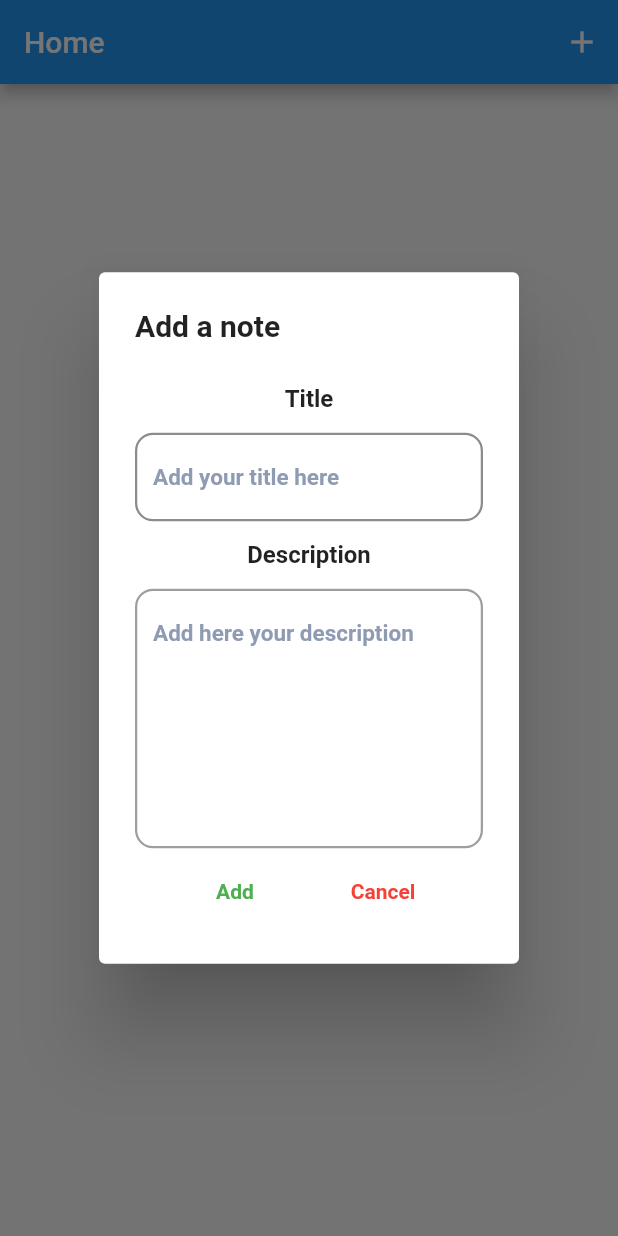
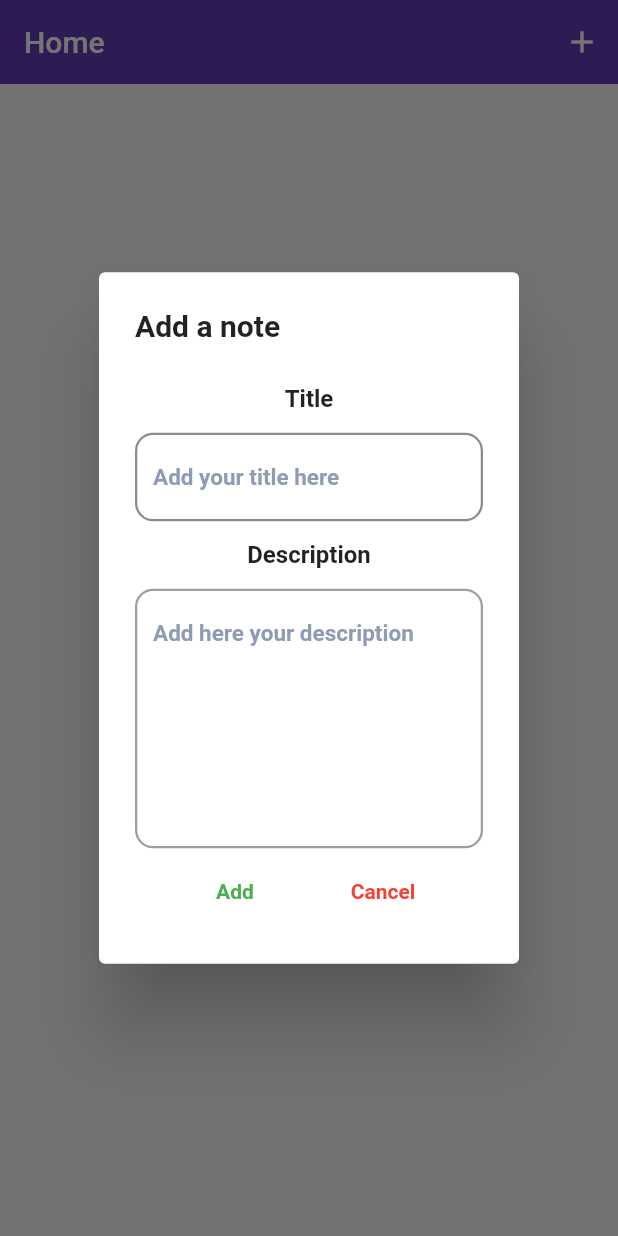
Before and after one commit to thescarx/Movie_info, a Flutter app: the screen it shows after launch, after a tap on the "add" icon, on a phone screen of 412 x 824 dp. Run offline on Flutter 3.47's test engine with Material 2 defaults, Android fonts, the phone set to English and light mode, and no system bars; our stand-ins replace audioplayers, flutter_easyloading, flutter_tts; Roboto replaces fonts that are missing (Tajawal).

```diff
--- /dev/null
+++ b/movie_infos/lib/Screens/splash.dart
@@ -0,0 +1,63 @@
+import 'package:flutter/material.dart';
+import 'package:movie_infos/home.dart';
+
+class SplashScreen extends StatefulWidget {
+  const SplashScreen({Key? key}) : super(key: key);
+
+  @override
+  State<SplashScreen> createState() => _SplashScreenState();
+}
+
+class _SplashScreenState extends State<SplashScreen> {
+
+  _load(){
+    Future.delayed(const Duration(seconds: 3), () {
+      Navigator.pushReplacement(context,MaterialPageRoute(builder:  (context) => const Home()));
+    });
+  }
+
+  @override
+  void initState() {
+    // TODO: implement initState
+    super.initState();
+    _load();
+  }
+  @override
+  Widget build(BuildContext context) {
+    return Scaffold(
+      body: Container(
+        color: Colors.white,
+        child: Center(
+          child: Column(
+            mainAxisAlignment: MainAxisAlignment.center,
+            crossAxisAlignment: CrossAxisAlignment.center,
+            children: [
+              Center(
+                child: Container(
+                  height: 200,
+                  width: 150,
+                  child: Image.asset(
+                    "assets/logo.png",
+                    fit: BoxFit.fill,
+                  ),
+                ),
+              ),
+              const SizedBox(
+                height: 20,
+              ),
+              const Center(
+                child: SizedBox(
+                  width: 20,
+                  height: 20,
+                  child: CircularProgressIndicator(
+                    color: Colors.deepPurple,
+                  ),
+                ),
+              ),
+            ],
+          ),
+        ),
+      ),
+    );
+  }
+}
--- a/movie_infos/lib/home.dart
+++ b/movie_infos/lib/home.dart
@@ -2,6 +2,7 @@ import 'package:flutter/material.dart';
 import 'package:flutter/src/widgets/framework.dart';
 import 'package:flutter/src/widgets/placeholder.dart';
 import 'package:flutter_easyloading/flutter_easyloading.dart';
+import 'package:movie_infos/Screens/itemScreen.dart';
 
 import 'Models/itemList.dart';
 
@@ -22,6 +23,8 @@ class _HomeState extends State<Home> {
     var size = MediaQuery.of(context).size;
     return Scaffold(
       appBar: AppBar(
+        backgroundColor: Colors.deepPurple,
+        elevation: 0,
         title: const Text('Home'),
         actions: [
           IconButton(
@@ -38,6 +41,7 @@ class _HomeState extends State<Home> {
                 children: const [
                   Icon(
                     Icons.note,
+                    color: Colors.deepPurple,
                     size: 100,
                   ),
                   Text(
@@ -51,8 +55,7 @@ class _HomeState extends State<Home> {
               itemCount: notes.length,
               itemBuilder: (context, index) => GestureDetector(
                     onTap: () {
-                      // Navigator.push(context, route)
-                    },
+                       Navigator.push(context,MaterialPageRoute(builder:  (context) =>  ItemScreen(note: notes[index],)));},
                     onDoubleTap: () {
                       titleController.text = notes[index].title;
                       descController.text = notes[index].description;
@@ -60,7 +63,7 @@ class _HomeState extends State<Home> {
                     },
                     onLongPress: () => showSupp(index),
                     child: Card(
-                      elevation: 5,
+                      elevation: 2,
                       child: SizedBox(
                         width: size.width * 0.9,
                         height: size.height * 0.15,
@@ -74,7 +77,7 @@ class _HomeState extends State<Home> {
                               height: 80,
                               child: ClipRRect(
                                 borderRadius: BorderRadius.circular(50),
-                                child: Image.asset('assets/logo.jpg'),
+                                child: Image.asset('assets/logo.png'),
                               ),
                             ),
                             const SizedBox(
@@ -83,6 +86,7 @@ class _HomeState extends State<Home> {
                             Expanded(
                               child: Column(
                                 crossAxisAlignment: CrossAxisAlignment.start,
+                                mainAxisAlignment: MainAxisAlignment.center,
                                 children: [
                                   Padding(
                                     padding:
--- a/movie_infos/lib/main.dart
+++ b/movie_infos/lib/main.dart
@@ -1,6 +1,7 @@
 import 'package:flutter/material.dart';
 import 'package:movie_infos/Screens/itemScreen.dart';
 import 'package:flutter_easyloading/flutter_easyloading.dart';
+import 'package:movie_infos/Screens/splash.dart';
 
 import 'home.dart';
 
@@ -19,7 +20,8 @@ class MyApp extends StatelessWidget {
       title: 'Movie infos',
       theme: ThemeData(),
       builder: EasyLoading.init(),
-      home: const Home(),
+
+      home: const SplashScreen(),
     );
   }
 }
```
Also changed, not shown: movie_infos/lib/Screens/audioPlay.dart (added, +41 -0 lines), movie_infos/lib/Screens/itemScreen.dart (+48 -38 lines), movie_infos/lib/Widgets/audioplayer.dart (added, +97 -0 lines), movie_infos/pubspec.yaml (+4 -3 lines), movie_infos/assets/logo.jpg (deleted), movie_infos/assets/logo.png (added), movie_infos/assets/note.png (added), movie_infos/pubspec.lock, 2 other files.
